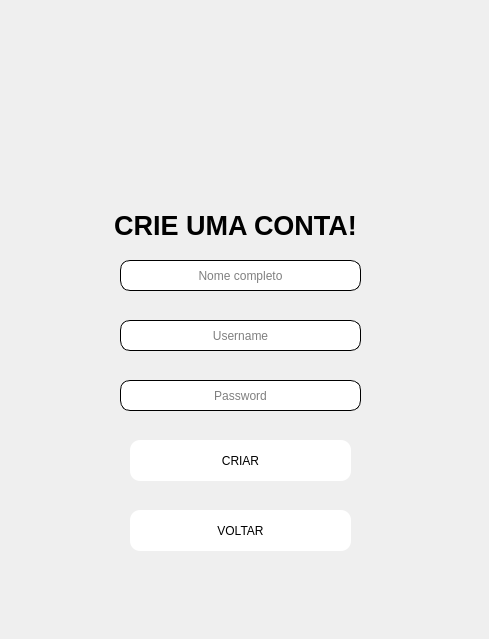
Before: the Qt Designer form telaCadastro.ui in TheRealsz/ToDoList, drawn with Qt 5.
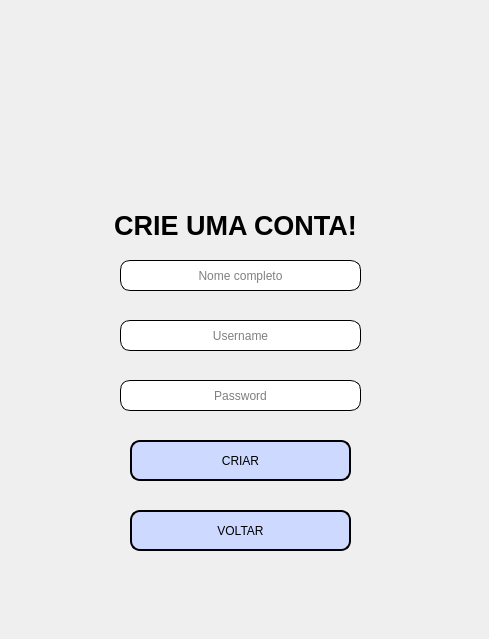
After: the same form once the commit is applied. Icons and pictures are not drawn.

What changed in the file:
```diff
--- a/telaCadastro.ui
+++ b/telaCadastro.ui
@@ -152,11 +152,10 @@
     <cursorShape>PointingHandCursor</cursorShape>
    </property>
    <property name="styleSheet">
-    <string notr="true">background-color: rgb(255, 255, 255);
+    <string notr="true">background-color: rgb(205, 217, 255);
 border-radius: 10px;
 border-style: outset;
-
-</string>
+border: 2px solid black;</string>
    </property>
    <property name="text">
     <string>CRIAR</string>
@@ -212,11 +211,10 @@
     <cursorShape>PointingHandCursor</cursorShape>
    </property>
    <property name="styleSheet">
-    <string notr="true">background-color: rgb(255, 255, 255);
+    <string notr="true">background-color: rgb(205, 217, 255);
 border-radius: 10px;
 border-style: outset;
-
-</string>
+border: 2px solid black;</string>
    </property>
    <property name="text">
     <string>VOLTAR</string>
```
